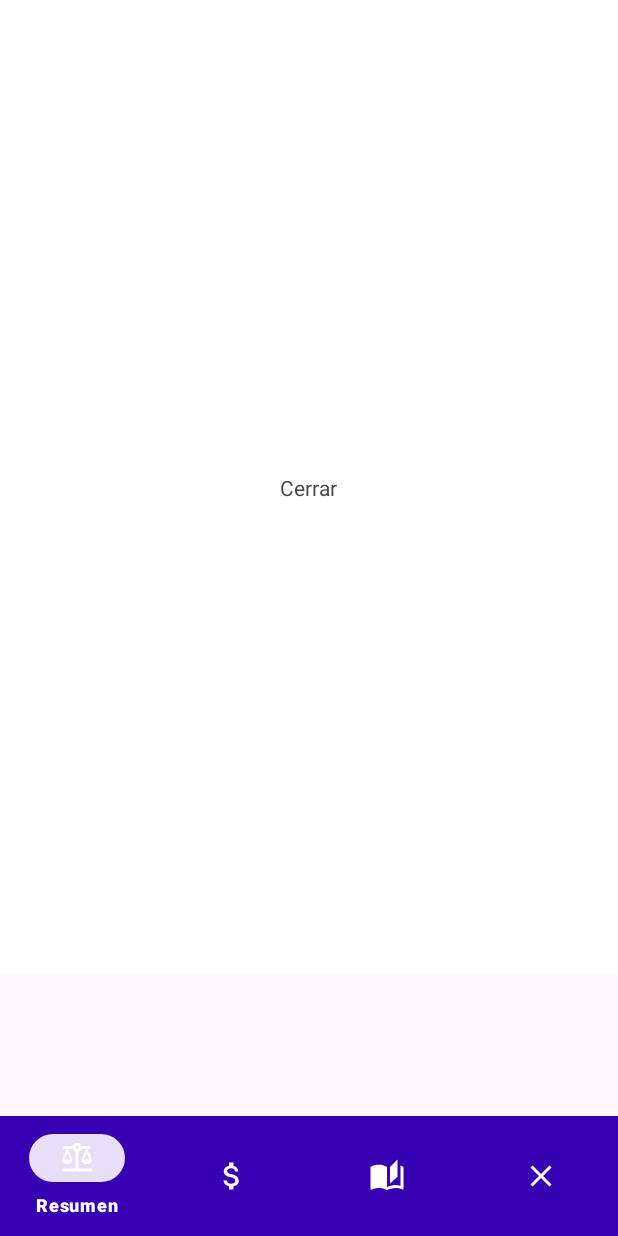
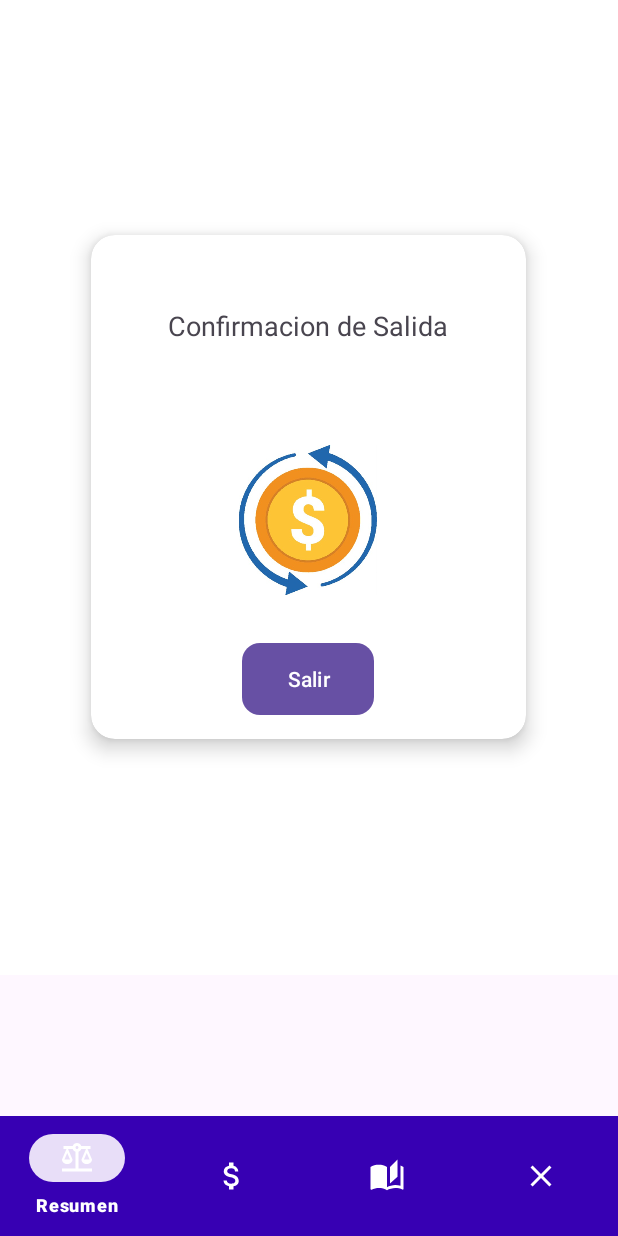
Before and after one commit to LAngeLR/Lab6_20192832, an Android app: the fragment CerrarFragment placed in its activity, on a phone screen of 412 x 824 dp. Run offline under Robolectric (Android 15) with nearby library versions, the phone set to English and light mode, and no system bars; our stand-ins replace Firebase (no records; nobody signed in at launch, a user with empty details on screens opened directly); libraries missing offline, so code that uses them is left out: com.github.mikephil.charting; 44 statements that could not run were skipped.

```diff
--- a/app/build.gradle
+++ b/app/build.gradle
@@ -1,5 +1,5 @@
 plugins {
-    alias(libs.plugins.android.application)
+    id 'com.android.application'
     id 'com.google.gms.google-services'
     id 'androidx.navigation.safeargs'
 }
@@ -52,7 +52,8 @@ dependencies {
     implementation 'androidx.navigation:navigation-fragment:2.5.3'
     implementation 'androidx.navigation:navigation-ui:2.5.3'
 
-    implementation platform('com.google.firebase:firebase-bom:33.0.0')
+    implementation platform('com.google.firebase:firebase-bom:32.1.0')
+
     implementation("com.google.firebase:firebase-firestore")
 
     implementation 'com.google.android.material:material:1.5.0'
--- a/app/src/main/java/com/example/laboratorio6/fragments/CerrarFragment.java
+++ b/app/src/main/java/com/example/laboratorio6/fragments/CerrarFragment.java
@@ -1,25 +1,43 @@
 package com.example.laboratorio6.fragments;
 
+import android.app.AlertDialog;
+import android.content.DialogInterface;
+import android.content.Intent;
 import android.os.Bundle;
+import android.view.LayoutInflater;
+import android.view.View;
+import android.view.ViewGroup;
 
 import androidx.annotation.NonNull;
 import androidx.annotation.Nullable;
 import androidx.fragment.app.Fragment;
 
-import android.view.LayoutInflater;
-import android.view.View;
-import android.view.ViewGroup;
-
+import com.example.laboratorio6.MainActivity;
 import com.example.laboratorio6.databinding.FragmentCerrarBinding;
+import com.google.firebase.auth.FirebaseAuth;
+import com.google.firebase.auth.FirebaseUser;
 
 public class CerrarFragment extends Fragment {
 
     private FragmentCerrarBinding binding;
+    private FirebaseAuth firebaseAuth;
 
     @Override
     public View onCreateView(@NonNull LayoutInflater inflater, @Nullable ViewGroup container,
                              @Nullable Bundle savedInstanceState) {
         binding = FragmentCerrarBinding.inflate(inflater, container, false);
+
+        // Initialize Firebase Auth
+        firebaseAuth = FirebaseAuth.getInstance();
+        FirebaseUser currentUser = firebaseAuth.getCurrentUser();
+
+        if (currentUser != null) {
+            String userEmail = currentUser.getEmail();
+            binding.textViewUserEmail.setText(userEmail);
+        }
+
+        binding.btnLogout.setOnClickListener(v -> showLogoutConfirmationDialog());
+
         return binding.getRoot();
     }
 
@@ -28,4 +46,21 @@ public class CerrarFragment extends Fragment {
         super.onDestroyView();
         binding = null;
     }
+
+    private void showLogoutConfirmationDialog() {
+        new AlertDialog.Builder(getContext())
+                .setTitle("Confirmación de Salida")
+                .setMessage("¿Estás seguro de que quieres salir?")
+                .setPositiveButton("Aceptar", (dialog, which) -> logout())
+                .setNegativeButton("Cancelar", null)
+                .show();
+    }
+
+    private void logout() {
+        firebaseAuth.signOut();
+        Intent intent = new Intent(getContext(), MainActivity.class);
+        intent.setFlags(Intent.FLAG_ACTIVITY_NEW_TASK | Intent.FLAG_ACTIVITY_CLEAR_TASK);
+        startActivity(intent);
+        getActivity().finish();
+    }
 }
--- a/app/src/main/res/layout/fragment_cerrar.xml
+++ b/app/src/main/res/layout/fragment_cerrar.xml
@@ -1,16 +1,58 @@
-<?xml version="1.0" encoding="utf-8"?>
-<FrameLayout xmlns:android="http://schemas.android.com/apk/res/android"
-    xmlns:tools="http://schemas.android.com/tools"
-    android:layout_width="match_parent"
-    android:layout_height="match_parent"
-    tools:context=".fragments.CerrarFragment">
+<androidx.cardview.widget.CardView
+    xmlns:card_view="http://schemas.android.com/apk/res-auto"
+    xmlns:android="http://schemas.android.com/apk/res/android"
+    android:layout_width="wrap_content"
+    android:layout_height="wrap_content"
+    android:layout_gravity="center"
+    android:layout_margin="18dp"
+    card_view:cardCornerRadius="16dp"
+    card_view:cardElevation="8dp">
+
+    <RelativeLayout
+        android:layout_width="290dp"
+        android:layout_height="wrap_content"
+        android:padding="16dp">
+
+        <TextView
+            android:id="@+id/textViewLogoutMessage"
+            android:layout_width="wrap_content"
+            android:layout_height="wrap_content"
+            android:layout_centerHorizontal="true"
+            android:layout_marginTop="32dp"
+            android:text="Confirmacion de Salida"
+            android:textAppearance="?android:attr/textAppearanceMedium" />
+
+        <TextView
+            android:id="@+id/textViewUserEmail"
+            android:layout_width="wrap_content"
+            android:layout_height="wrap_content"
+            android:layout_below="@id/textViewLogoutMessage"
+            android:layout_centerHorizontal="true"
+            android:layout_marginTop="16dp"
+            android:text="correo"
+            android:textStyle="bold" />
+
+        <ImageView
+            android:id="@+id/imageViewLogo"
+            android:layout_width="100dp"
+            android:layout_height="100dp"
+            android:layout_below="@id/textViewUserEmail"
+            android:layout_centerHorizontal="true"
+            android:layout_marginTop="32dp"
+            android:src="@drawable/logo2" />
 
 
-    <TextView
-        android:layout_width="wrap_content"
-        android:layout_height="wrap_content"
-        android:layout_gravity="center"
-        android:text="@string/cerrar" />
+        <Button
+            android:id="@+id/btnLogout"
+            android:layout_width="wrap_content"
+            android:layout_height="wrap_content"
+            android:layout_below="@id/imageViewLogo"
+            android:layout_centerHorizontal="true"
+            android:layout_marginTop="32dp"
+            android:background="@drawable/button_background"
+            android:text="Salir"
+            android:textColor="@android:color/white" />
 
+    </RelativeLayout>
 
-</FrameLayout>
+</androidx.cardview.widget.CardView>
--- a/app/src/main/res/values/strings.xml
+++ b/app/src/main/res/values/strings.xml
@@ -9,5 +9,6 @@
     <string name="agregar">Agregar ingresos</string>
     <string name="lista">Lista de Ingresos</string>
     <string name="lista2">Lista de Egresos</string>
+    <string name="salir">Salir</string>
 
 </resources>
--- a/build.gradle
+++ b/build.gradle
@@ -1,6 +1,6 @@
 // Top-level build file where you can add configuration options common to all sub-projects/modules.
 plugins {
 alias(libs.plugins.android.application) apply false
-    id 'com.google.gms.google-services' version '4.4.1' apply false
+    id 'com.google.gms.google-services' version '4.4.2' apply false
     id 'androidx.navigation.safeargs' version '2.5.2' apply false
 }
```
